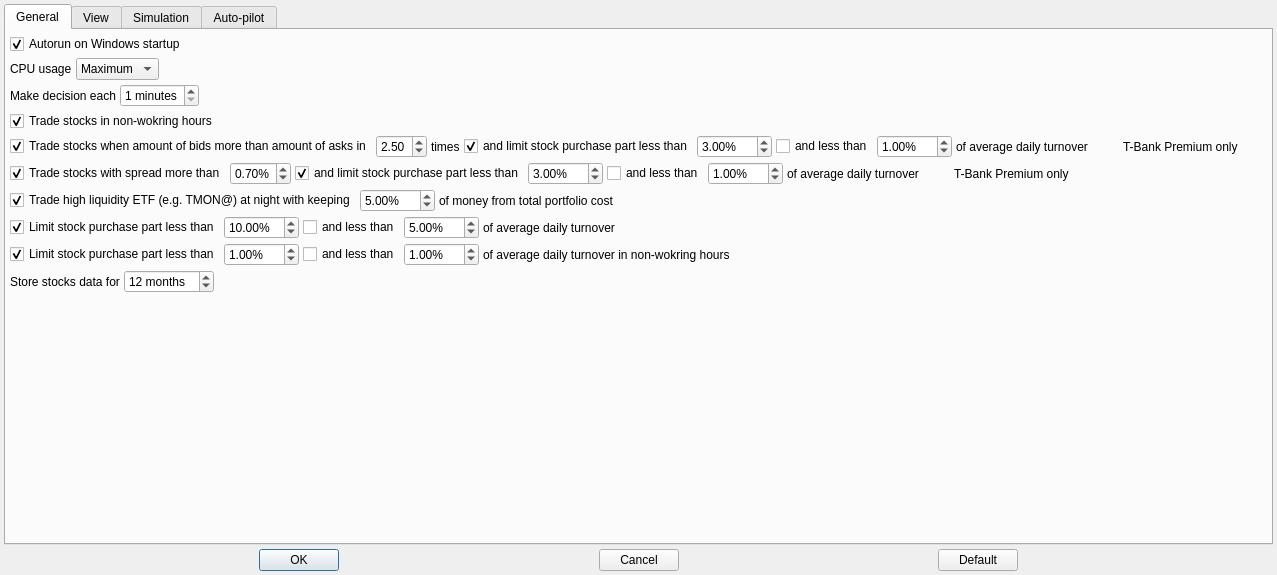
Old version of the form app/src/dialogs/settingsdialog/settingsdialog.ui in the repository Gris87/TInvestor.
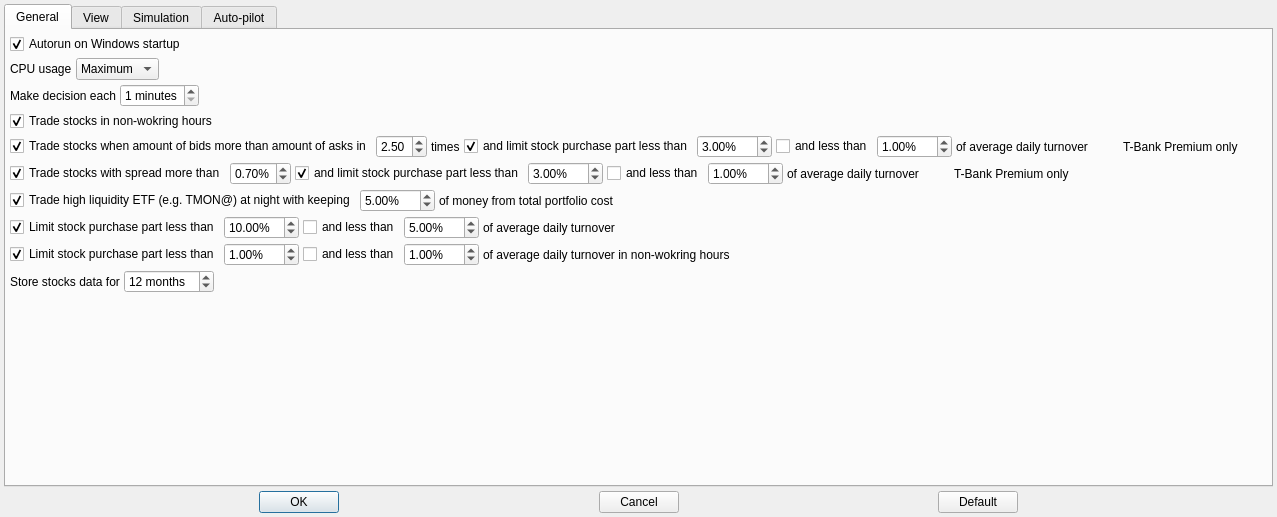
New version of the form. Icons and pictures are not drawn.

The edit to the form file:
```diff
--- a/app/src/dialogs/settingsdialog/settingsdialog.ui
+++ b/app/src/dialogs/settingsdialog/settingsdialog.ui
@@ -7,7 +7,7 @@
     <x>0</x>
     <y>0</y>
     <width>1277</width>
-    <height>575</height>
+    <height>517</height>
    </rect>
   </property>
   <property name="windowTitle">
```
